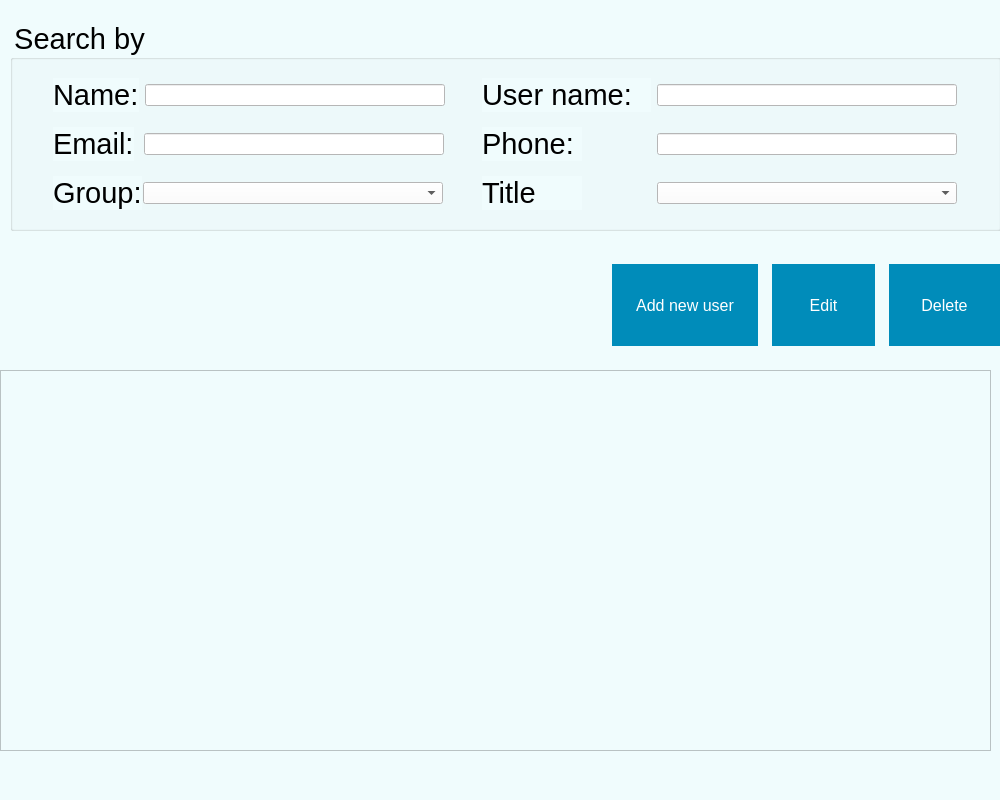
Old version of the form forms/employees_manager_GUI.ui in the repository nasserahmed96/invoces_manager.
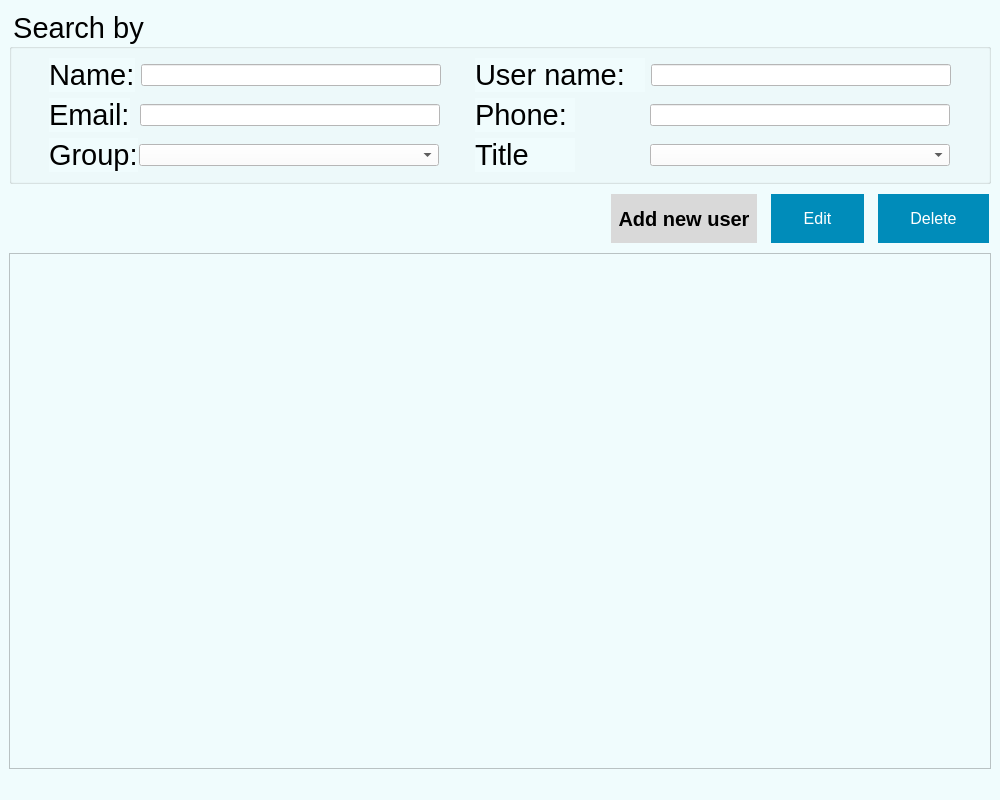
New version of the form.

```diff
--- a/forms/employees_manager_GUI.ui
+++ b/forms/employees_manager_GUI.ui
@@ -11,9 +11,9 @@
    </rect>
   </property>
   <property name="sizePolicy">
-   <sizepolicy hsizetype="Fixed" vsizetype="Fixed">
-    <horstretch>0</horstretch>
-    <verstretch>0</verstretch>
+   <sizepolicy hsizetype="Expanding" vsizetype="Expanding">
+    <horstretch>7</horstretch>
+    <verstretch>7</verstretch>
    </sizepolicy>
   </property>
   <property name="minimumSize">
@@ -24,8 +24,8 @@
   </property>
   <property name="maximumSize">
    <size>
-    <width>1000</width>
-    <height>1000</height>
+    <width>1000000</width>
+    <height>1000000</height>
    </size>
   </property>
   <property name="windowTitle">
@@ -35,15 +35,9 @@
    <string notr="true">background-color:#f0fcfd;</string>
   </property>
   <widget class="QWidget" name="centralwidget">
+   <layout class="QVBoxLayout" name="verticalLayout_3">
+    <item>
    <widget class="QGroupBox" name="groupBox">
-    <property name="geometry">
-     <rect>
-      <x>10</x>
-      <y>20</y>
-      <width>991</width>
-      <height>211</height>
-     </rect>
-    </property>
     <property name="font">
      <font>
       <pointsize>22</pointsize>
@@ -227,10 +221,13 @@
      </item>
      <item>
       <layout class="QVBoxLayout" name="verticalLayout_2">
+         <property name="sizeConstraint">
+          <enum>QLayout::SetMaximumSize</enum>
+         </property>
        <item>
         <layout class="QHBoxLayout" name="horizontalLayout_2">
          <property name="sizeConstraint">
-          <enum>QLayout::SetFixedSize</enum>
+            <enum>QLayout::SetMaximumSize</enum>
          </property>
          <property name="leftMargin">
           <number>0</number>
@@ -262,7 +259,7 @@
          <item>
           <widget class="QLineEdit" name="nameLineEdit_2">
            <property name="sizePolicy">
-            <sizepolicy hsizetype="Fixed" vsizetype="Fixed">
+              <sizepolicy hsizetype="Expanding" vsizetype="Fixed">
              <horstretch>0</horstretch>
              <verstretch>0</verstretch>
             </sizepolicy>
@@ -295,7 +292,7 @@
           <number>75</number>
          </property>
          <property name="sizeConstraint">
-          <enum>QLayout::SetFixedSize</enum>
+            <enum>QLayout::SetMaximumSize</enum>
          </property>
          <property name="leftMargin">
           <number>0</number>
@@ -327,7 +324,7 @@
          <item>
           <widget class="QLineEdit" name="nameLineEdit_4">
            <property name="sizePolicy">
-            <sizepolicy hsizetype="Fixed" vsizetype="Fixed">
+              <sizepolicy hsizetype="Expanding" vsizetype="Fixed">
              <horstretch>0</horstretch>
              <verstretch>0</verstretch>
             </sizepolicy>
@@ -360,7 +357,7 @@
           <number>75</number>
          </property>
          <property name="sizeConstraint">
-          <enum>QLayout::SetFixedSize</enum>
+            <enum>QLayout::SetMaximumSize</enum>
          </property>
          <item>
           <widget class="QLabel" name="nameLabel_6">
@@ -395,7 +392,7 @@
          <item>
           <widget class="QComboBox" name="comboBox_2">
            <property name="sizePolicy">
-            <sizepolicy hsizetype="Fixed" vsizetype="Fixed">
+              <sizepolicy hsizetype="Expanding" vsizetype="Fixed">
              <horstretch>0</horstretch>
              <verstretch>0</verstretch>
             </sizepolicy>
@@ -423,25 +420,23 @@
      </item>
     </layout>
    </widget>
-   <widget class="QTableView" name="employees_table_view">
-    <property name="geometry">
-     <rect>
-      <x>0</x>
-      <y>370</y>
-      <width>991</width>
-      <height>381</height>
-     </rect>
-    </property>
-   </widget>
-   <widget class="QWidget" name="layoutWidget">
-    <property name="geometry">
-     <rect>
-      <x>610</x>
-      <y>260</y>
-      <width>392</width>
-      <height>91</height>
-     </rect>
-    </property>
+    </item>
+    <item>
+     <layout class="QHBoxLayout" name="horizontalLayout_7">
+      <item>
+       <spacer name="horizontalSpacer">
+        <property name="orientation">
+         <enum>Qt::Horizontal</enum>
+        </property>
+        <property name="sizeHint" stdset="0">
+         <size>
+          <width>578</width>
+          <height>20</height>
+         </size>
+        </property>
+       </spacer>
+      </item>
+      <item>
     <layout class="QHBoxLayout" name="horizontalLayout_9">
      <property name="spacing">
       <number>10</number>
@@ -468,22 +463,21 @@
        </property>
        <property name="font">
         <font>
-         <pointsize>-1</pointsize>
+            <pointsize>15</pointsize>
+            <weight>75</weight>
+            <bold>true</bold>
          <underline>false</underline>
          <strikeout>false</strikeout>
         </font>
        </property>
        <property name="styleSheet">
         <string notr="true">
-  background-color: #008CBA;
+  background-color: #D9D9D9;
   border: none;
-  color: white;
+  color: black;
   text-align: center;
   text-decoration: none;
-  display: inline-block;
-  font-size: 16px;
   margin: 4px 2px;
-  cursor: pointer;
 </string>
        </property>
        <property name="text">
@@ -578,7 +572,13 @@
       </widget>
      </item>
     </layout>
-   </widget>
+      </item>
+     </layout>
+    </item>
+    <item>
+     <widget class="QTableView" name="employees_table_view"/>
+    </item>
+   </layout>
   </widget>
   <widget class="QMenuBar" name="menubar">
    <property name="geometry">
```
Lines whose indentation alone changed are shown as unchanged.
